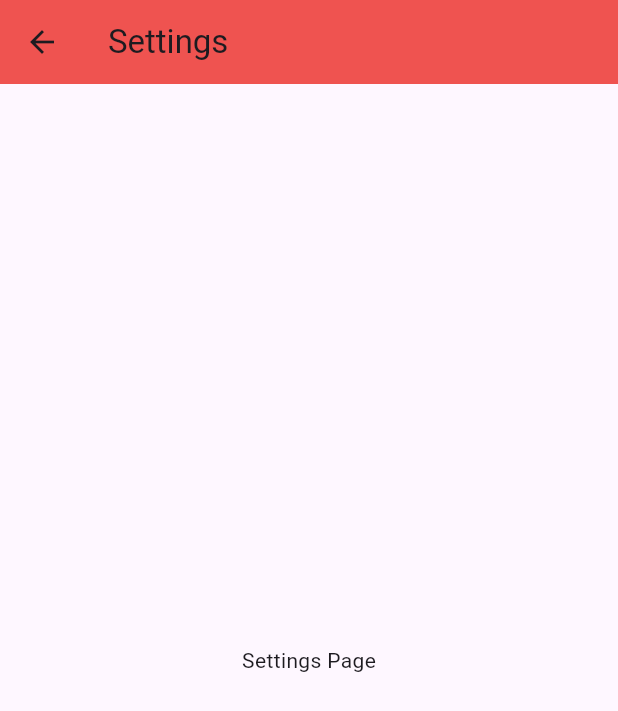
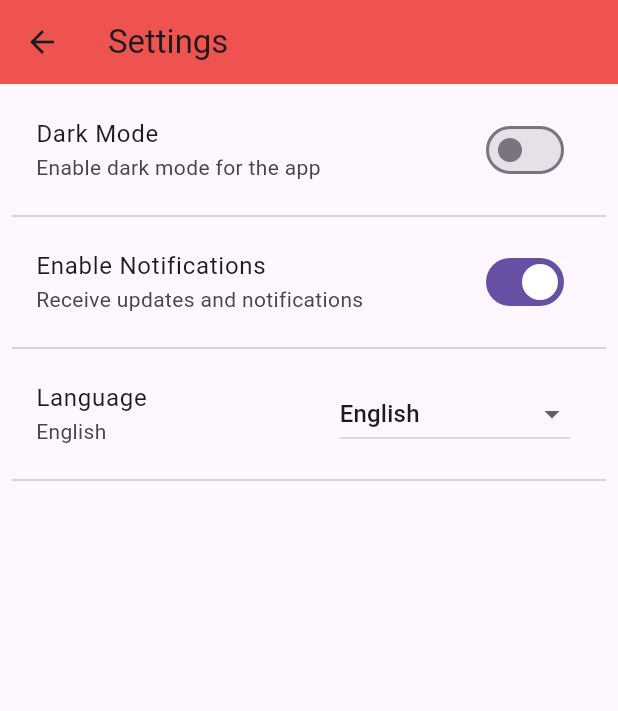
Before and after one commit to Richardooktavianus/uts_2022130039, a Flutter app: the SettingsScreen screen opened directly, on a phone screen of 412 x 824 dp. Shown: the top 711 px of the screen. Run offline on Flutter 3.47's test engine with Material 3 defaults, Android fonts, the phone set to English and light mode, and no system bars.

Commit message:
done banget ini mah masseh

```diff
--- a/lib/main.dart
+++ b/lib/main.dart
@@ -3,6 +3,7 @@
 import 'package:uts_2022130039/home_screen.dart';
 import 'package:uts_2022130039/login_screen.dart';
 import 'package:uts_2022130039/provider/cart_provider.dart';
+import 'package:uts_2022130039/provider/theme_provider.dart';
 
 import 'provider/login_setting.dart';
 
@@ -12,21 +13,22 @@
       providers: [
         ChangeNotifierProvider(create: (_) => LoginSetting()),
         ChangeNotifierProvider(create: (_) => CartProvider()),
+         ChangeNotifierProvider(create: (_) => ThemeProvider()),
       ],
-      child: const MyApp(),
+      child: MyApp(),
     ),
   );
 }
 
 class MyApp extends StatelessWidget {
-  const MyApp({super.key});
-
-  // This widget is the root of your application.
   @override
   Widget build(BuildContext context) {
+    final themeProvider = Provider.of<ThemeProvider>(context);
+
     return MaterialApp(
-      title: 'Flutter Demo',
-      debugShowCheckedModeBanner: false,
+      themeMode: themeProvider.isDarkMode ? ThemeMode.dark : ThemeMode.light,
+      theme: ThemeData.light(),
+      darkTheme: ThemeData.dark(),
       home: LoginScreen(),
     );
   }
--- /dev/null
+++ b/lib/provider/theme_provider.dart
@@ -0,0 +1,12 @@
+import 'package:flutter/material.dart';
+
+class ThemeProvider extends ChangeNotifier {
+  bool isDarkMode = false;
+
+  void toggleTheme(bool isOn) {
+    isDarkMode = isOn;
+    notifyListeners();
+  }
+
+  ThemeMode get currentTheme => isDarkMode ? ThemeMode.dark : ThemeMode.light;
+}
--- a/lib/setting_screen.dart
+++ b/lib/setting_screen.dart
@@ -1,15 +1,71 @@
 import 'package:flutter/material.dart';
+import 'package:provider/provider.dart';
+import 'package:uts_2022130039/provider/theme_provider.dart';
 
-class SettingsScreen extends StatelessWidget {
+class SettingsScreen extends StatefulWidget {
+  @override
+  _SettingsScreenState createState() => _SettingsScreenState();
+}
+
+class _SettingsScreenState extends State<SettingsScreen> {
+  bool isDarkMode = false;
+  bool isNotificationEnabled = true;
+  String selectedLanguage = 'English';
+
   @override
   Widget build(BuildContext context) {
+    final themeProvider = Provider.of<ThemeProvider>(context);
     return Scaffold(
       appBar: AppBar(
         title: const Text('Settings'),
         backgroundColor: Colors.red.shade400,
       ),
-      body: Center(
-        child: const Text('Settings Page'),
+      body: ListView(
+        padding: const EdgeInsets.all(8.0),
+        children: [
+          SwitchListTile(
+            title: const Text('Dark Mode'),
+            subtitle: const Text('Enable dark mode for the app'),
+            value: themeProvider.isDarkMode,
+            onChanged: (bool value) {
+              setState(() {
+                themeProvider.toggleTheme(value);
+              });
+            },
+          ),
+          Divider(),
+          SwitchListTile(
+            title: const Text('Enable Notifications'),
+            subtitle: const Text('Receive updates and notifications'),
+            value: isNotificationEnabled,
+            onChanged: (bool value) {
+              setState(() {
+                isNotificationEnabled = value;
+              });
+            },
+          ),
+          Divider(),
+          ListTile(
+            title: const Text('Language'),
+            subtitle: Text(selectedLanguage),
+            trailing: DropdownButton<String>(
+              value: selectedLanguage,
+              onChanged: (String? newValue) {
+                setState(() {
+                  selectedLanguage = newValue!;
+                });
+              },
+              items: <String>['English', 'Bahasa Indonesia', 'Español']
+                  .map<DropdownMenuItem<String>>((String value) {
+                return DropdownMenuItem<String>(
+                  value: value,
+                  child: Text(value),
+                );
+              }).toList(),
+            ),
+          ),
+          Divider(),
+        ],
       ),
     );
   }
```
